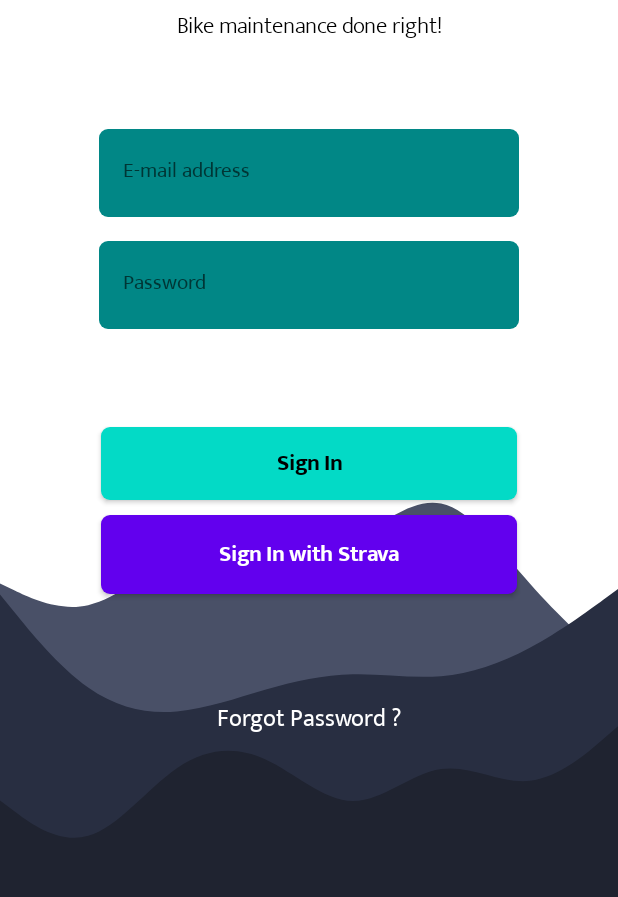
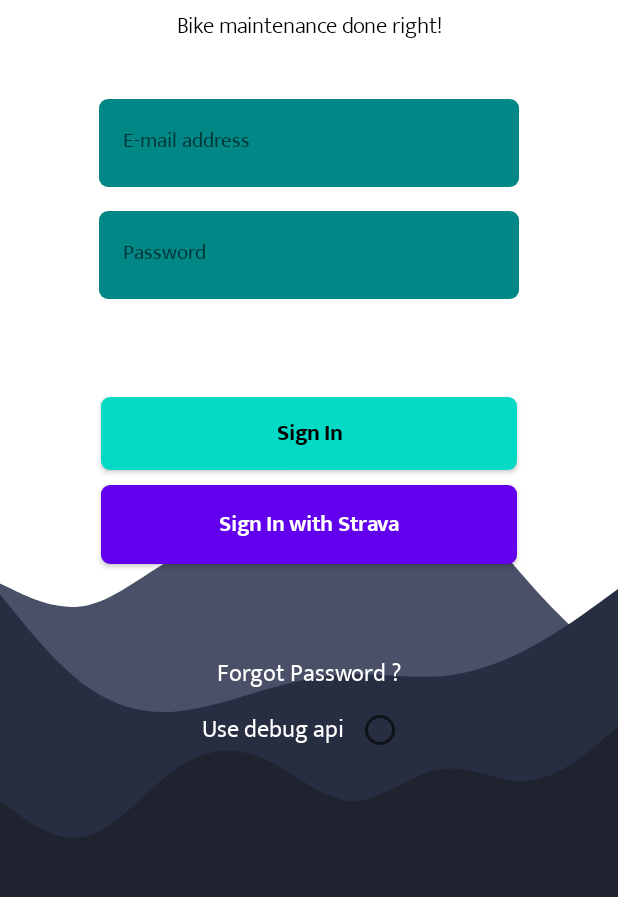
Before and after one commit to angelpinheiro/bikenance-app, an Android app built with Jetpack Compose: the composable LoginScreen shown on its own in the app's theme, on a phone screen of 412 x 824 dp, the part 290-1187 px from its top. Run offline under Robolectric (Android 15) with nearby library versions, the light colour scheme and no system bars; our stand-ins replace Dagger/Hilt's generated code, accompanist; libraries missing offline, so code that uses them is left out: com.mikepenz.iconics, com.ramcosta.composedestinations; 4 statements that could not run were skipped.

Commit message:
Allow selecting debug api on startup, and other minor fixes

```diff
--- a/app/src/main/java/com/anxops/bkn/data/model/server.kt
+++ b/app/src/main/java/com/anxops/bkn/data/model/server.kt
@@ -92,6 +92,8 @@
     @SerialName("user_id") var userId: String? = null,
     @SerialName("bike_id") var bikeId: String? = null,
     @SerialName("strava_activity_id") var stravaId: String? = null,
+    @SerialName("activity_type") var activityType: String? = null,
+    @SerialName("sport_type") var sportType: String? = null,
     @SerialName("name") var name: String? = null,
     @SerialName("distance") var distance: Int? = null,
     @SerialName("moving_time") var movingTime: Int? = null,
--- a/app/src/main/java/com/anxops/bkn/data/preferences/Preferences.kt
+++ b/app/src/main/java/com/anxops/bkn/data/preferences/Preferences.kt
@@ -3,6 +3,7 @@
 import android.content.Context
 import androidx.datastore.core.DataStore
 import androidx.datastore.preferences.core.Preferences
+import androidx.datastore.preferences.core.booleanPreferencesKey
 import androidx.datastore.preferences.core.edit
 import androidx.datastore.preferences.core.stringPreferencesKey
 import androidx.datastore.preferences.preferencesDataStore
@@ -18,10 +19,15 @@
         val AUTH_TOKEN = stringPreferencesKey("AUTH_TOKEN")
         val REFRESH_TOKEN = stringPreferencesKey("REFRESH_TOKEN")
         val FIREBASE_TOKEN = stringPreferencesKey("FIREBASE_TOKEN")
+        val DEBUG_API = booleanPreferencesKey("DEBUG_API")
     }
 
     val authToken: Flow<String?> = context.dataStore.data.map { preferences ->
         preferences[AUTH_TOKEN]
+    }
+
+    val useDebugAPi: Flow<Boolean?> = context.dataStore.data.map { preferences ->
+        preferences[DEBUG_API]
     }
 
     suspend fun saveAuthToken(token: String) {
@@ -49,8 +55,18 @@
         return context.dataStore.data.first()[AUTH_TOKEN]
     }
 
+    suspend fun setUseDebugAPi(use: Boolean) {
+        context.dataStore.edit { preferences ->
+            preferences[DEBUG_API] = use
+        }
+    }
+
     suspend fun getRefreshToken(): String? {
         return context.dataStore.data.first()[REFRESH_TOKEN]
+    }
+
+    suspend fun getUseDebugAPi(): Boolean? {
+        return context.dataStore.data.first()[DEBUG_API]
     }
 
     suspend fun saveFirebaseToken(token: String) {
--- a/app/src/main/java/com/anxops/bkn/ui/screens/login/LoginScreen.kt
+++ b/app/src/main/java/com/anxops/bkn/ui/screens/login/LoginScreen.kt
@@ -11,6 +11,7 @@
 import androidx.compose.foundation.layout.Arrangement
 import androidx.compose.foundation.layout.Box
 import androidx.compose.foundation.layout.Column
+import androidx.compose.foundation.layout.Row
 import androidx.compose.foundation.layout.fillMaxHeight
 import androidx.compose.foundation.layout.fillMaxSize
 import androidx.compose.foundation.layout.fillMaxWidth
@@ -23,6 +24,8 @@
 import androidx.compose.material.Button
 import androidx.compose.material.ButtonDefaults
 import androidx.compose.material.MaterialTheme
+import androidx.compose.material.RadioButton
+import androidx.compose.material.RadioButtonDefaults
 import androidx.compose.material.Text
 import androidx.compose.runtime.Composable
 import androidx.compose.runtime.LaunchedEffect
@@ -59,6 +62,7 @@
     val context = LocalContext.current
     val store = BknDataStore(context)
     val state = viewModel.state.collectAsState()
+    val useDebugApi = viewModel.useDebugApi.collectAsState(true)
 
     LaunchedEffect(key1 = context) {
 
@@ -75,7 +79,6 @@
             .fillMaxSize()
             .background(MaterialTheme.colors.primary)
     ) {
-
 
         Image(
             painter = painterResource(id = R.drawable.ic_login_artwork),
@@ -133,7 +136,7 @@
                 value = state.value.email,
                 label = "E-mail address",
                 update = { viewModel.updateEmail(it) },
-                modifier = Modifier.padding(top = 56.dp),
+                modifier = Modifier.padding(top = 36.dp),
                 colors = colors
             )
             BknOutlinedTextField(
@@ -150,8 +153,20 @@
             Text(
                 text = "Forgot Password ?",
                 color = MaterialTheme.colors.onPrimary,
-                modifier = Modifier.padding(top = 70.dp)
+                modifier = Modifier.padding(top = 60.dp)
             )
+
+            Row(
+                modifier = Modifier
+                    .fillMaxWidth(),
+                verticalAlignment = Alignment.CenterVertically,
+                horizontalArrangement = Arrangement.Center
+            ) {
+                Text(text = "Use debug api", color = MaterialTheme.colors.onPrimary)
+                RadioButton(selected = useDebugApi.value, onClick = {
+                    viewModel.setUseDebugApi(useDebugApi.value.not())
+                }, colors = RadioButtonDefaults.colors(MaterialTheme.colors.onPrimary))
+            }
         }
 
 
@@ -228,5 +243,5 @@
     val headers = Bundle()
     headers.putString("Content-Type", "application/json")
     intent.intent.putExtra(Browser.EXTRA_HEADERS, headers)
-    intent.launchUrl(context, Uri.parse(ApiEndpoints.stravaLoginEndpoint))
+    intent.launchUrl(context, Uri.parse(ApiEndpoints.stravaLoginEndpoint()))
 }
--- a/app/src/main/java/com/anxops/bkn/ui/screens/maintenances/MaintenancesScreen.kt
+++ b/app/src/main/java/com/anxops/bkn/ui/screens/maintenances/MaintenancesScreen.kt
@@ -39,7 +39,7 @@
 
     var tabIndex = remember { mutableStateOf(0) }
 
-    val tabs = listOf("Critical", "Ongoing", "History")
+    val tabs = listOf("Critical", "Upcoming", "History")
 
     Column(modifier = Modifier.fillMaxWidth()) {
         TabRow(selectedTabIndex = tabIndex.value) {
--- a/app/src/main/java/com/anxops/bkn/util/date.kt
+++ b/app/src/main/java/com/anxops/bkn/util/date.kt
@@ -17,7 +17,7 @@
 val localDateFormat: DateFormat = SimpleDateFormat("d 'de' MMMM 'de' yyyy")
 
 @SuppressLint("SimpleDateFormat")
-val simpleLocalDateTimeFormat: DateFormat = SimpleDateFormat("dd/MM - HH:mm")
+val simpleLocalDateTimeFormat: DateFormat = SimpleDateFormat("dd/MM/YY - HH:mm")
 
 @SuppressLint("SimpleDateFormat")
 val simpleLocalDateFormat: DateFormat = SimpleDateFormat("dd/MM")
```
Also changed, not shown: app/build.gradle (+6 -1 lines), app/src/main/java/com/anxops/bkn/data/network/Api.kt (+9 -9 lines), app/src/main/java/com/anxops/bkn/data/network/ApiEndpoints.kt (+18 -9 lines), app/src/main/java/com/anxops/bkn/ui/screens/login/LoginScreenViewModel.kt (+15 -0 lines), app/src/main/java/com/anxops/bkn/ui/screens/splash/SplashScreenViewModel.kt (+8 -0 lines).
